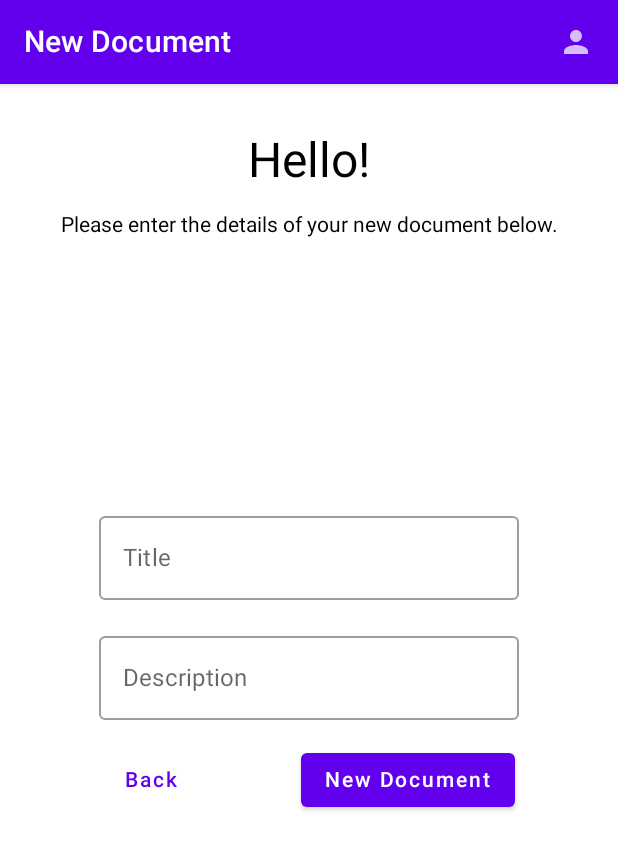
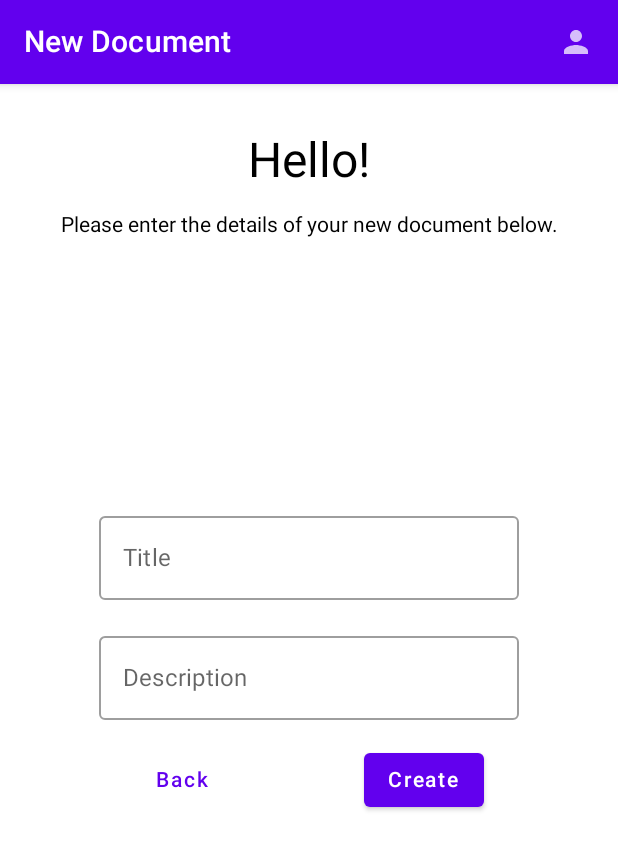
Before and after one commit to lorencerri/kotlin-knowledgebase-final, an Android app built with Jetpack Compose: the NewDocumentScreen screen opened through its navigation route, on a phone screen of 412 x 824 dp. Shown: the top 850 px of the screen. Run offline under Robolectric (Android 15) with nearby library versions, the phone set to English and light mode, and no system bars; our stand-ins replace Dagger/Hilt's generated code; libraries missing offline, so code that uses them is left out: io.github.jan.supabase; 2 statements that could not run were skipped.

```diff
--- a/app/src/main/java/com/cerri/knowledgebasefinal/components/Header.kt
+++ b/app/src/main/java/com/cerri/knowledgebasefinal/components/Header.kt
@@ -10,15 +10,18 @@ import androidx.compose.runtime.Composable
 import androidx.navigation.NavController
 
 @Composable
-fun Header(title: String, navController: NavController) {
+fun Header(title: String, navController: NavController, displayAccountButton: Boolean = true) {
     TopAppBar(
         title = { Text(title) },
         actions = {
-            IconButton(onClick = {
-                navController.navigate("Account_Screen")
-            }) {
-                Icon(Icons.Filled.Person, null)
+            if (displayAccountButton) {
+                IconButton(onClick = {
+                    navController.navigate("Account_Screen")
+                }) {
+                    Icon(Icons.Filled.Person, null)
+                }
             }
         }
     )
+
 }
--- a/app/src/main/java/com/cerri/knowledgebasefinal/navigation/NavigationGraph.kt
+++ b/app/src/main/java/com/cerri/knowledgebasefinal/navigation/NavigationGraph.kt
@@ -32,5 +32,8 @@ fun NavigationGraph(
         composable(route = Screens.SignInScreen.route) {
             SignInScreen(navController, applicationViewModel)
         }
+        composable(route = Screens.DocumentScreen.route) {
+            DocumentScreen(navController, applicationViewModel)
+        }
     }
 }
--- a/app/src/main/java/com/cerri/knowledgebasefinal/navigation/Screens.kt
+++ b/app/src/main/java/com/cerri/knowledgebasefinal/navigation/Screens.kt
@@ -6,4 +6,5 @@ sealed class Screens(val route: String) {
     object AccountScreen : Screens(route = "Account_Screen")
     object SignUpScreen : Screens(route = "Sign_Up_Screen")
     object SignInScreen : Screens(route = "Sign_In_Screen")
+    object DocumentScreen : Screens(route = "Document_Screen")
 }
--- a/app/src/main/java/com/cerri/knowledgebasefinal/screens/DocumentsScreen.kt
+++ b/app/src/main/java/com/cerri/knowledgebasefinal/screens/DocumentsScreen.kt
@@ -40,11 +40,15 @@ fun DocumentsScreen(
                 alignment = Alignment.CenterVertically
             ),
         ) {
-            Text(text = "Techgenix", fontSize = 32.sp)
+            Text(
+                modifier = Modifier.padding(start = 32.dp, end = 32.dp),
+                text = "Techgenix",
+                fontSize = 32.sp
+            )
             Text(
                 text = "Welcome to our knowledge base, please select a document below.",
                 textAlign = TextAlign.Center,
-                modifier = Modifier.padding(bottom = 16.dp)
+                modifier = Modifier.padding(bottom = 16.dp, start = 32.dp, end = 32.dp)
             )
             DocumentList(documents = getDocuments)
         }
--- a/app/src/main/java/com/cerri/knowledgebasefinal/screens/NewDocumentScreen.kt
+++ b/app/src/main/java/com/cerri/knowledgebasefinal/screens/NewDocumentScreen.kt
@@ -100,7 +100,7 @@ fun NewDocumentScreen(
                     }
 
                 }) {
-                    Text("New Document")
+                    Text("Create")
                 }
             }
 
```
Also changed, not shown: app/src/main/java/com/cerri/knowledgebasefinal/screens/AccountScreen.kt (+10 -3 lines), app/src/main/java/com/cerri/knowledgebasefinal/screens/DocumentScreen.kt (added, +10 -0 lines).
